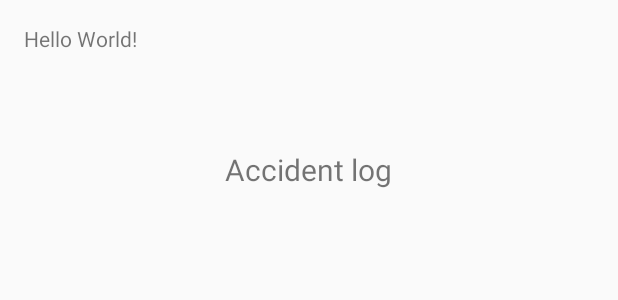
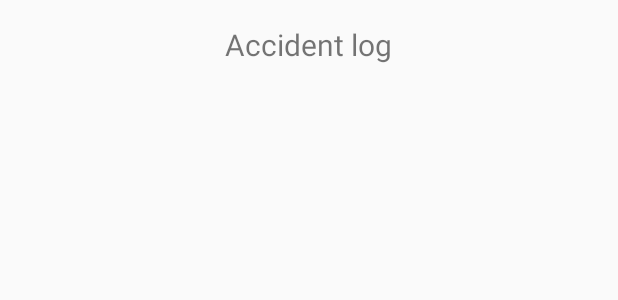
Before and after one commit to castillojonn/trafficquest, an Android app: the layout content_main.xml on its own in the app's theme, with its tools: preview values and no code run, on a phone screen of 412 x 824 dp. Shown: the top 300 px of the screen. Run offline under Robolectric (Android 15) with nearby library versions, the light colour scheme and no system bars.

Commit message:
DONOT COMMIT CODE UNLESS YOU KNOW WHAT IT DOES. Fixed the app.

```diff
--- a/app/build.gradle
+++ b/app/build.gradle
@@ -28,12 +28,13 @@ dependencies {
     compile 'com.google.firebase:firebase-analytics:9.0.2'
     compile 'com.google.firebase:firebase-config:9.0.2'
     compile 'com.google.firebase:firebase-auth:9.0.2'
+    //compile 'com.google.firebase:firebase-appindexing:10.0.0'
     compile 'com.google.android.gms:play-services-appindexing:9.0.2'
     compile 'com.google.firebase:firebase-database:9.0.2'
     // Retrofit, gson
     compile 'com.google.code.gson:gson:2.8.0'
     compile 'com.squareup.retrofit2:retrofit:2.1.0'
     compile 'com.squareup.retrofit2:converter-gson:2.1.0'
-    compile 'com.google.android.gms:play-services-maps:10.0.1'
+    compile 'com.google.android.gms:play-services-maps:9.0.2'
 }
 apply plugin: 'com.google.gms.google-services'
--- a/app/src/main/AndroidManifest.xml
+++ b/app/src/main/AndroidManifest.xml
@@ -39,6 +39,8 @@
             android:name=".LoginActivity"
             android:label="@string/title_activity_login">
         </activity>
+        <activity android:name=".MapsActivity"
+            android:label="Maps"/>
         <activity
             android:name=".SignUpActivity"
             android:label="@string/title_activity_sign_up"
--- a/app/src/main/res/layout/content_main.xml
+++ b/app/src/main/res/layout/content_main.xml
@@ -12,21 +12,6 @@
     tools:context="pkc.trafficquest.sccapstone.trafficquest.MainActivity"
     tools:showIn="@layout/activity_main">
 
-    <TextView
-        android:layout_width="wrap_content"
-        android:layout_height="wrap_content"
-        android:text="Hello World!"
-        android:id="@+id/textView2" />
-
-    <TextView
-        android:text="Accident log"
-        android:layout_width="wrap_content"
-        android:layout_height="wrap_content"
-        android:textSize="20dp"
-        android:id="@+id/accidentView"
-        android:layout_below="@+id/textView2"
-        android:layout_centerHorizontal="true"
-        android:layout_marginTop="64dp" />
 
     <ListView
         android:id="@+id/aListview"
@@ -36,4 +21,14 @@
         android:layout_alignParentLeft="true"
         android:layout_alignParentStart="true"
         android:layout_marginTop="48dp" />
+
+    <TextView
+        android:text="Accident log"
+        android:layout_width="wrap_content"
+        android:layout_height="wrap_content"
+        android:textSize="20dp"
+        android:id="@+id/accidentView"
+
+        android:layout_alignParentTop="true"
+        android:layout_centerHorizontal="true" />
 </RelativeLayout>
--- a/app/src/main/res/menu/menu_main.xml
+++ b/app/src/main/res/menu/menu_main.xml
@@ -12,5 +12,10 @@
         android:orderInCategory="100"
         android:title="Logout"
         app:showAsAction="never" />
+    <item
+        android:id="@+id/action_Maps"
+        android:orderInCategory="100"
+        android:title="Maps"
+        app:showAsAction="never" />
 
 </menu>
--- a/app/src/main/res/values/strings.xml
+++ b/app/src/main/res/values/strings.xml
@@ -17,4 +17,5 @@
     </string>
     <string name="title_activity_sign_up">SignUpActivity</string>
     <string name="title_activity_sign_upor_login">SignUporLoginActivity</string>
+    <string name="title_activity_maps">Map</string>
 </resources>
```
Also changed, not shown: app/src/debug/res/values/google_maps_api.xml (added, +21 -0 lines), app/src/main/java/pkc/trafficquest/sccapstone/trafficquest/MainActivity.java (+8 -123 lines), app/src/main/java/pkc/trafficquest/sccapstone/trafficquest/MapsActivity.java (added, +154 -0 lines), app/src/main/res/layout/activity_main.xml (+0 -8 lines), app/src/main/res/layout/activity_maps.xml (added, +8 -0 lines), 1 other file.
